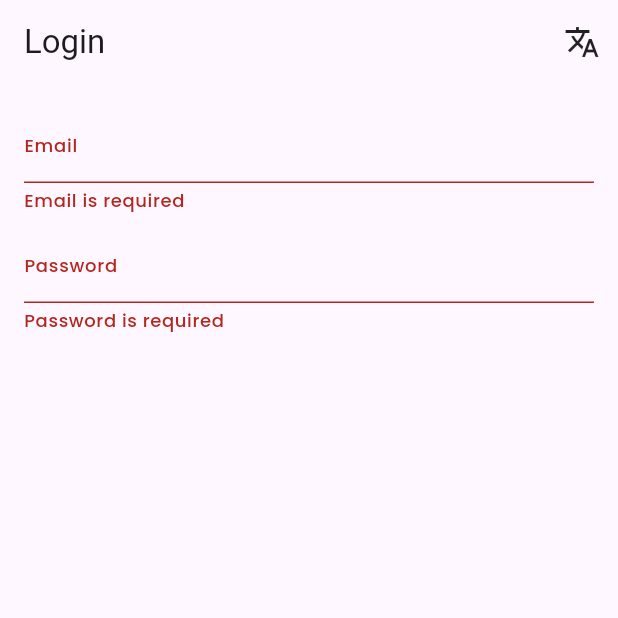
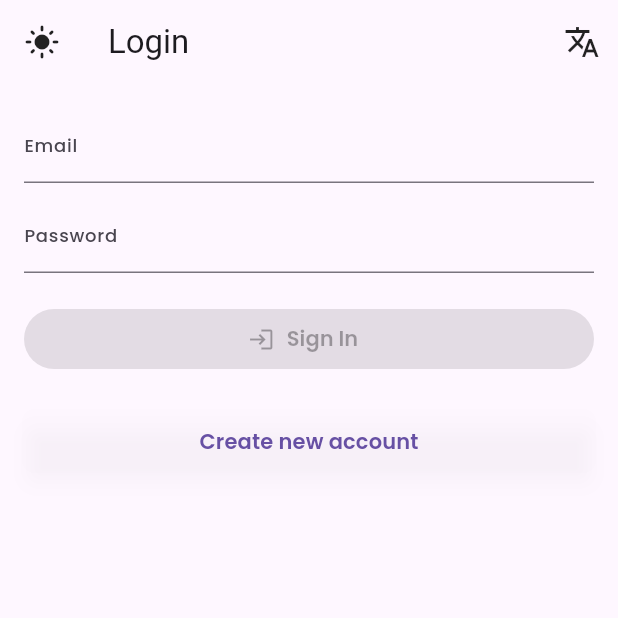
Before and after one commit to dhanazam/flutter_crud_firebase, a Flutter app: the screen it shows after launch, on a phone screen of 412 x 824 dp, the top half of it. Run offline on Flutter 3.47's test engine with Material 3 defaults, Android fonts, the phone set to English and light mode, and no system bars; our stand-ins replace bloc, firebase_auth, firebase_core, flutter_bloc, formz, shared_preferences; accounts and stored records are empty; generated files the repository leaves out were written again.

Commit message:
add login style

```diff
--- a/lib/app/presentation/pages/login/login_view.dart
+++ b/lib/app/presentation/pages/login/login_view.dart
@@ -59,6 +59,7 @@ class _LoginFormViewState extends State<LoginFormView> {
     return BlocConsumer<LoginBloc, LoginState>(
       listener: (context, state) {
         if (state.status.isFailure) {
+          debugPrint('from view ${state.toastMessage.toString()}');
           kSnackBarError(context, state.toastMessage.toString());
         } else if (state.status.isSuccess) {
           Navigator.of(context).pushReplacementNamed(AppRouter.homeRoute);
@@ -68,13 +69,21 @@ class _LoginFormViewState extends State<LoginFormView> {
         return Scaffold(
             appBar: AppBar(
               title: Text(AppLocalizations.of(context)!.loginTitle),
+              automaticallyImplyLeading: false,
+              leading: IconButton(
+                onPressed: () {
+                  // context.read<ThemeBloc>().add(ChangeThemeEvent());
+                },
+                icon: Icon(
+                  Icons.light_mode,
+                  color: Theme.of(context).iconTheme.color,
+                ),
+              ),
               actions: <Widget>[
                 PopupMenuButton(
                   onSelected: (value) {},
-                icon: Icon(
-                  Icons.translate,
-                  color: Theme.of(context).iconTheme.color,
-                ),
+                  icon: Icon(Icons.translate,
+                      color: Theme.of(context).iconTheme.color),
                   itemBuilder: (context) => Languages.languages
                       .map((e) => PopupMenuItem<String>(
                             value: e.code.toString(),
@@ -94,7 +103,7 @@ class _LoginFormViewState extends State<LoginFormView> {
               ],
             ),
             body: AbsorbPointer(
-            absorbing: false,
+              absorbing: state.status.isInProgress ? true : false,
               child: SingleChildScrollView(
                 child: Padding(
                   padding: const EdgeInsets.all(ThemeProvider.scaffoldPadding),
@@ -103,19 +112,25 @@ class _LoginFormViewState extends State<LoginFormView> {
                     mainAxisAlignment: MainAxisAlignment.start,
                     children: [
                       TextFormField(
-                      initialValue: '',
+                        initialValue: state.email.value,
                         focusNode: _emailFocusNode,
                         decoration: InputDecoration(
-                        labelText: 'Email',
-                        errorText: 'Email is required',
+                          labelText: AppLocalizations.of(context)!.email,
+                          errorText: state.email.displayError != null
+                              ? AppLocalizations.of(context)!.emailValidation
+                              : null,
                           labelStyle: TextStyle(
-                          fontSize:
-                              Theme.of(context).textTheme.labelMedium?.fontSize,
+                            fontSize: Theme.of(context)
+                                .textTheme
+                                .labelMedium
+                                ?.fontSize,
                             fontFamily: 'medium',
                           ),
                           errorStyle: TextStyle(
-                          fontSize:
-                              Theme.of(context).textTheme.labelMedium?.fontSize,
+                            fontSize: Theme.of(context)
+                                .textTheme
+                                .labelMedium
+                                ?.fontSize,
                             fontFamily: 'medium',
                           ),
                         ),
@@ -126,25 +141,37 @@ class _LoginFormViewState extends State<LoginFormView> {
                         ),
                         keyboardType: TextInputType.emailAddress,
                         onChanged: (value) {
-                        setState(() {});
+                          context
+                              .read<LoginBloc>()
+                              .add(LoginEmailChanged(email: value));
                         },
                         textInputAction: TextInputAction.next,
                       ),
-                    const SizedBox(height: 10),
+                      const SizedBox(
+                        height: 10,
+                      ),
                       TextFormField(
-                      initialValue: '',
+                        initialValue: state.password.value,
                         focusNode: _passwordFocusNode,
                         decoration: InputDecoration(
-                        labelText: 'Password',
-                        errorText: 'Password is required',
+                          helperMaxLines: 2,
+                          labelText: AppLocalizations.of(context)!.password,
+                          errorMaxLines: 2,
+                          errorText: state.password.displayError != null
+                              ? AppLocalizations.of(context)!.passwordValidation
+                              : null,
                           labelStyle: TextStyle(
-                          fontSize:
-                              Theme.of(context).textTheme.labelMedium?.fontSize,
+                            fontSize: Theme.of(context)
+                                .textTheme
+                                .labelMedium
+                                ?.fontSize,
                             fontFamily: 'medium',
                           ),
                           errorStyle: TextStyle(
-                          fontSize:
-                              Theme.of(context).textTheme.labelMedium?.fontSize,
+                            fontSize: Theme.of(context)
+                                .textTheme
+                                .labelMedium
+                                ?.fontSize,
                             fontFamily: 'medium',
                           ),
                         ),
@@ -153,18 +180,88 @@ class _LoginFormViewState extends State<LoginFormView> {
                               Theme.of(context).textTheme.labelLarge?.fontSize,
                           fontFamily: 'medium',
                         ),
-                      keyboardType: TextInputType.visiblePassword,
+                        obscureText: true,
                         onChanged: (value) {
-                        setState(() {});
+                          context
+                              .read<LoginBloc>()
+                              .add(LoginPasswordChanged(password: value));
                         },
                         textInputAction: TextInputAction.done,
+                      ),
+                      const SizedBox(
+                        height: 20,
+                      ),
+                      SizedBox(
+                        width: double.infinity,
+                        child: ElevatedButton.icon(
+                          onPressed: isValid
+                              ? () => context
+                                  .read<LoginBloc>()
+                                  .add(LoginFormSubmitted())
+                              : null,
+                          style: ElevatedButton.styleFrom(
+                            minimumSize: const Size.fromHeight(40),
+                            backgroundColor: Theme.of(context).primaryColor,
+                            foregroundColor:
+                                Theme.of(context).scaffoldBackgroundColor,
+                            textStyle: TextStyle(
+                                fontFamily: 'semibold',
+                                fontSize: Theme.of(context)
+                                    .textTheme
+                                    .bodyMedium
+                                    ?.fontSize),
+                          ),
+                          label: Text(AppLocalizations.of(context)!.signin),
+                          icon: state.status.isInProgress
+                              ? Container(
+                                  width: 24,
+                                  height: 24,
+                                  padding: const EdgeInsets.all(2.0),
+                                  child: const CircularProgressIndicator(
+                                    color: Colors.white,
+                                    strokeWidth: 3,
+                                  ),
+                                )
+                              : const Icon(Icons.login_outlined),
+                        ),
+                      ),
+                      const SizedBox(
+                        height: 20,
+                      ),
+                      SizedBox(
+                        width: double.infinity,
+                        child: ElevatedButton(
+                          onPressed: () {
+                            // Navigator.of(context)
+                            //     .pushNamed(AppRouter.registerRoute);
+                          },
+                          style: ElevatedButton.styleFrom(
+                            elevation: 5,
+                            backgroundColor: kTransparent,
+                            foregroundColor:
+                                Theme.of(context).scaffoldBackgroundColor,
+                            shadowColor: kTransparent.withOpacity(0.1),
+                            shape: RoundedRectangleBorder(
+                              borderRadius: BorderRadius.circular(8),
+                            ),
+                          ),
+                          child: Text(
+                            AppLocalizations.of(context)!.signup,
+                            style: TextStyle(
+                                fontFamily: 'semibold',
+                                color: Theme.of(context).primaryColor,
+                                fontSize: Theme.of(context)
+                                    .textTheme
+                                    .bodyMedium
+                                    ?.fontSize),
+                          ),
+                        ),
                       ),
                     ],
                   ),
                 ),
               ),
-          ),
-        );
+            ));
       },
     );
   }
```
Lines whose indentation alone changed are shown as unchanged.
